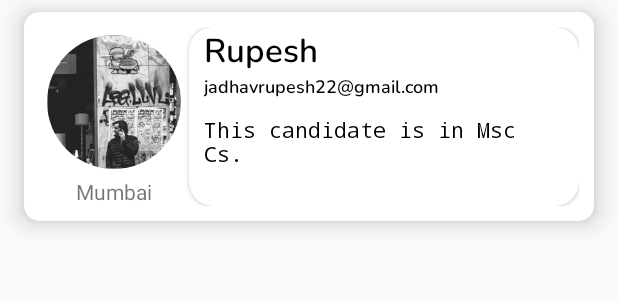
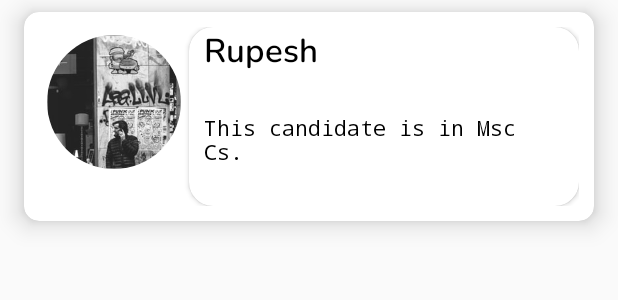
Before and after one commit to privateminiproject/Review_Pro, an Android app: the layout list_item.xml on its own in the app's theme, with its tools: preview values and no code run, on a phone screen of 412 x 824 dp. Shown: the top 300 px of the screen. Run offline under Robolectric (Android 15) with nearby library versions, the phone set to English and light mode, and no system bars.

Commit message:
Layout done

```diff
--- a/app/src/main/java/com/sairaj/review_pro/Add_Review.java
+++ b/app/src/main/java/com/sairaj/review_pro/Add_Review.java
@@ -137,7 +137,7 @@ String city;
                     map.put("Review", review_text);
                     map.put("user_name", userName);
                     map.put("Image", image_uri);
-//                    map.put("Location",location);
+                    map.put("Location",city);
 
 
                     FirebaseDatabase.getInstance().getReference("Review").child(Product_id).push().setValue(map).addOnSuccessListener(new OnSuccessListener<Void>() {
--- a/app/src/main/java/com/sairaj/review_pro/MainActivity.java
+++ b/app/src/main/java/com/sairaj/review_pro/MainActivity.java
@@ -140,7 +140,7 @@ public class MainActivity extends AppCompatActivity {
             protected void onBindViewHolder(final ViewHolder holder, final int position, final Model model) {
                 holder.setProduct_name(model.getProducts_Name());
                 holder.setDesc(model.getProducts_Description());
-                holder.setUserName(model.getEmail_id());
+//                holder.setUserName(model.getEmail_id());
                 Log.e("name",model.getProducts_Name());
                 Glide.with(MainActivity.this).load(model.getProducts_Image()).into(holder.img);
                 holder.root.setOnClickListener(new View.OnClickListener() {
--- a/app/src/main/java/com/sairaj/review_pro/ViewHolder.java
+++ b/app/src/main/java/com/sairaj/review_pro/ViewHolder.java
@@ -49,9 +49,9 @@ public class ViewHolder extends RecyclerView.ViewHolder {
       product_name.setText(string);
     }
 
-    public void setUserName(String string) {
-        userName.setText(string);
-    }
+//    public void setUserName(String string) {
+//        userName.setText(string);
+//    }
 
 
 }
--- a/app/src/main/res/layout/list_item.xml
+++ b/app/src/main/res/layout/list_item.xml
@@ -52,7 +52,7 @@
                 android:layout_width="wrap_content"
                 android:layout_height="wrap_content"
                 android:layout_gravity="center"
-                android:text="Mumbai" />
+                android:text="" />
 
         </LinearLayout>
 
@@ -90,7 +90,7 @@
                         android:layout_width="wrap_content"
                         android:layout_height="wrap_content"
                         android:fontFamily="@font/nunito_semibold"
-                        android:text="jadhavrupesh22@gmail.com"
+                        android:text=""
                         android:layout_marginStart="10dp"
 
                         android:textColor="#000"
```
